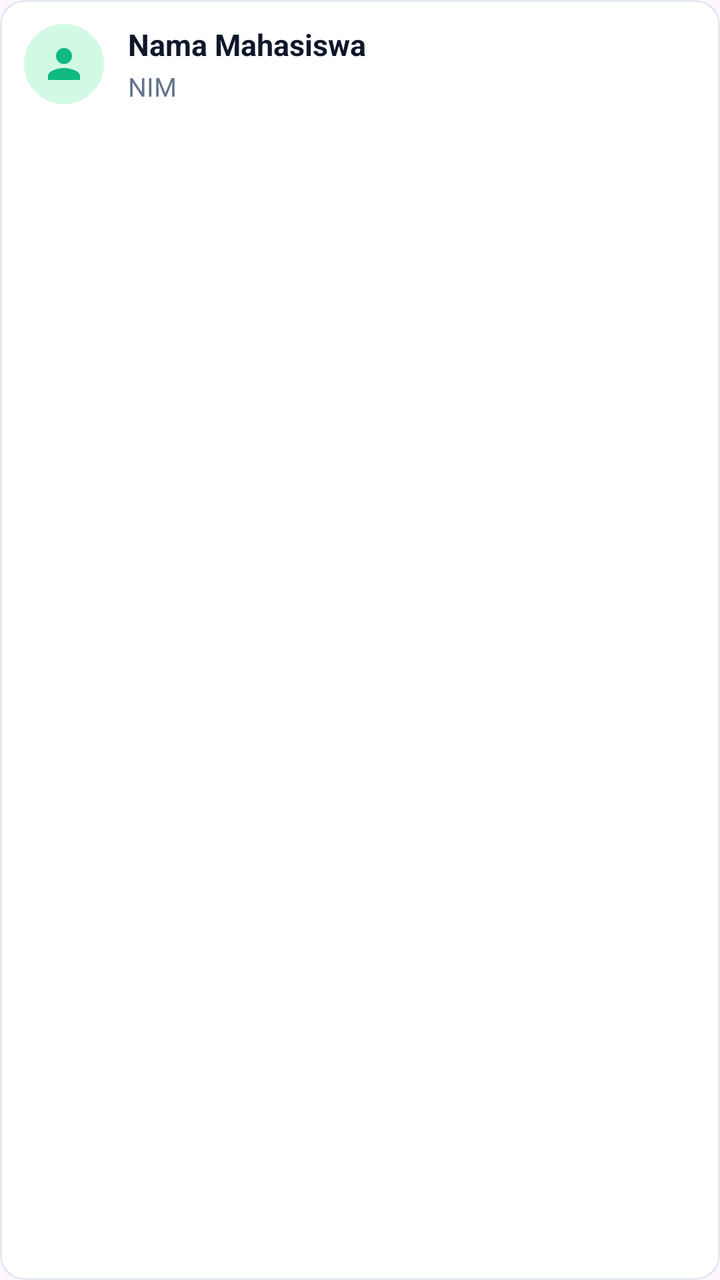
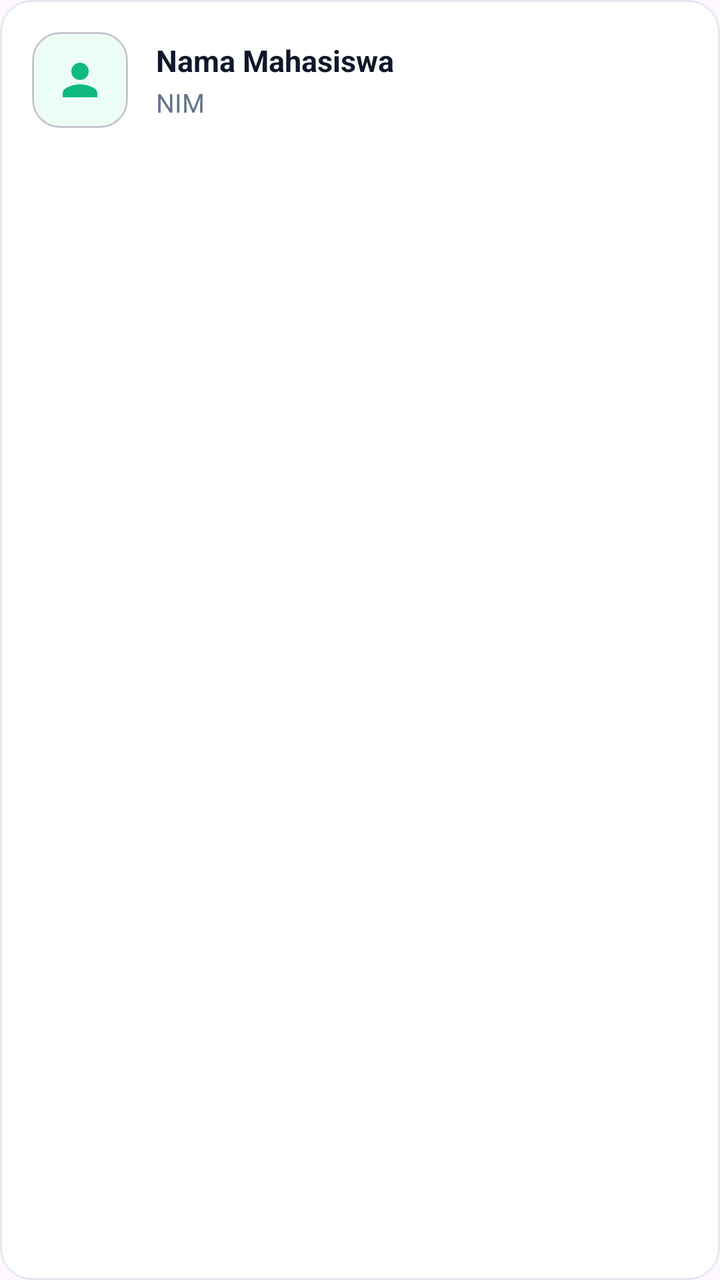

Compare the two renders of this Android layout. The source of the first and the diff that turns it into the second are given below.
<!-- AndroidManifest.xml: application theme Theme.IFUnjaniExam -->
<!-- res/layout/item_student_class.xml -->
<?xml version="1.0" encoding="utf-8"?>
<com.google.android.material.card.MaterialCardView xmlns:android="http://schemas.android.com/apk/res/android"
    xmlns:app="http://schemas.android.com/apk/res-auto"
    android:layout_width="match_parent"
    android:layout_height="wrap_content"
    android:layout_marginBottom="8dp"
    app:cardBackgroundColor="#FFFFFF"
    app:cardCornerRadius="12dp"
    app:cardElevation="0dp"
    app:strokeColor="#E2E8F0"
    app:strokeWidth="1dp">

    <LinearLayout
        android:layout_width="match_parent"
        android:layout_height="wrap_content"
        android:gravity="center_vertical"
        android:orientation="horizontal"
        android:padding="12dp">

        <ImageView
            android:layout_width="40dp"
            android:layout_height="40dp"
            android:padding="8dp"
            android:background="@drawable/circle_background"
            android:backgroundTint="#D1FAE5"
            android:src="@drawable/ic_person"
            app:tint="#10B981" />

        <LinearLayout
            android:layout_width="0dp"
            android:layout_height="wrap_content"
            android:layout_marginStart="12dp"
            android:layout_weight="1"
            android:orientation="vertical">

            <TextView
                android:id="@+id/tvStudentName"
                android:layout_width="wrap_content"
                android:layout_height="wrap_content"
                android:text="Nama Mahasiswa"
                android:textColor="#0F172A"
                android:textSize="15sp"
                android:textStyle="bold" />

            <TextView
                android:id="@+id/tvStudentNim"
                android:layout_width="wrap_content"
                android:layout_height="wrap_content"
                android:layout_marginTop="2dp"
                android:text="NIM"
                android:textColor="#64748B"
                android:textSize="13sp" />
        </LinearLayout>
    </LinearLayout>
</com.google.android.material.card.MaterialCardView>
<!-- resources referenced by this layout -->
<resources>
  <!-- drawable circle_background (drawable) -->
  <?xml version="1.0" encoding="utf-8"?>
  <shape xmlns:android="http://schemas.android.com/apk/res/android"
      android:shape="oval">
      <solid android:color="#FFFFFF" />
  </shape>
  <!-- drawable ic_person (drawable) -->
  <vector xmlns:android="http://schemas.android.com/apk/res/android"
      android:width="24dp"
      android:height="24dp"
      android:viewportWidth="24"
      android:viewportHeight="24"
      android:tint="#FFFFFF">
    <path
        android:fillColor="#FF000000"
        android:pathData="M12,12c2.21,0 4,-1.79 4,-4s-1.79,-4 -4,-4 -4,1.79 -4,4 1.79,4 4,4zm0,2c-2.67,0 -8,1.34 -8,4v2h16v-2c0,-2.66 -5.33,-4 -8,-4z"/>
  </vector>
  <style name="Theme.IFUnjaniExam" parent="Base.Theme.IFUnjaniExam" />
  <style name="Base.Theme.IFUnjaniExam" parent="Theme.Material3.DayNight.NoActionBar">
          
          
      </style>
</resources>

<!-- the commit's change to res/layout/item_student_class.xml (unified diff, before → after) -->
@@ -3,9 +3,10 @@
     xmlns:app="http://schemas.android.com/apk/res-auto"
     android:layout_width="match_parent"
     android:layout_height="wrap_content"
-    android:layout_marginBottom="8dp"
+    android:layout_marginHorizontal="16dp"
+    android:layout_marginVertical="6dp"
     app:cardBackgroundColor="#FFFFFF"
-    app:cardCornerRadius="12dp"
+    app:cardCornerRadius="16dp"
     app:cardElevation="0dp"
     app:strokeColor="#E2E8F0"
     app:strokeWidth="1dp">
@@ -13,23 +14,30 @@
     <LinearLayout
         android:layout_width="match_parent"
         android:layout_height="wrap_content"
-        android:gravity="center_vertical"
         android:orientation="horizontal"
-        android:padding="12dp">
+        android:padding="16dp"
+        android:gravity="center_vertical">
 
-        <ImageView
-            android:layout_width="40dp"
-            android:layout_height="40dp"
-            android:padding="8dp"
-            android:background="@drawable/circle_background"
-            android:backgroundTint="#D1FAE5"
-            android:src="@drawable/ic_person"
-            app:tint="#10B981" />
+        
+        <com.google.android.material.card.MaterialCardView
+            android:layout_width="48dp"
+            android:layout_height="48dp"
+            app:cardCornerRadius="14dp"
+            app:cardElevation="0dp"
+            app:cardBackgroundColor="#ECFDF5">
+
+            <ImageView
+                android:layout_width="26dp"
+                android:layout_height="26dp"
+                android:layout_gravity="center"
+                android:src="@drawable/ic_person"
+                app:tint="#10B981" />
+        </com.google.android.material.card.MaterialCardView>
 
         <LinearLayout
             android:layout_width="0dp"
             android:layout_height="wrap_content"
-            android:layout_marginStart="12dp"
+            android:layout_marginStart="14dp"
             android:layout_weight="1"
             android:orientation="vertical">
 
<!-- resource entries referenced after the edit -->
@@ -1,11 +1,5 @@
 <!-- resources referenced by this layout -->
 <resources>
-  <!-- drawable circle_background (drawable) -->
-  <?xml version="1.0" encoding="utf-8"?>
-  <shape xmlns:android="http://schemas.android.com/apk/res/android"
-      android:shape="oval">
-      <solid android:color="#FFFFFF" />
-  </shape>
   <!-- drawable ic_person (drawable) -->
   <vector xmlns:android="http://schemas.android.com/apk/res/android"
       android:width="24dp"
